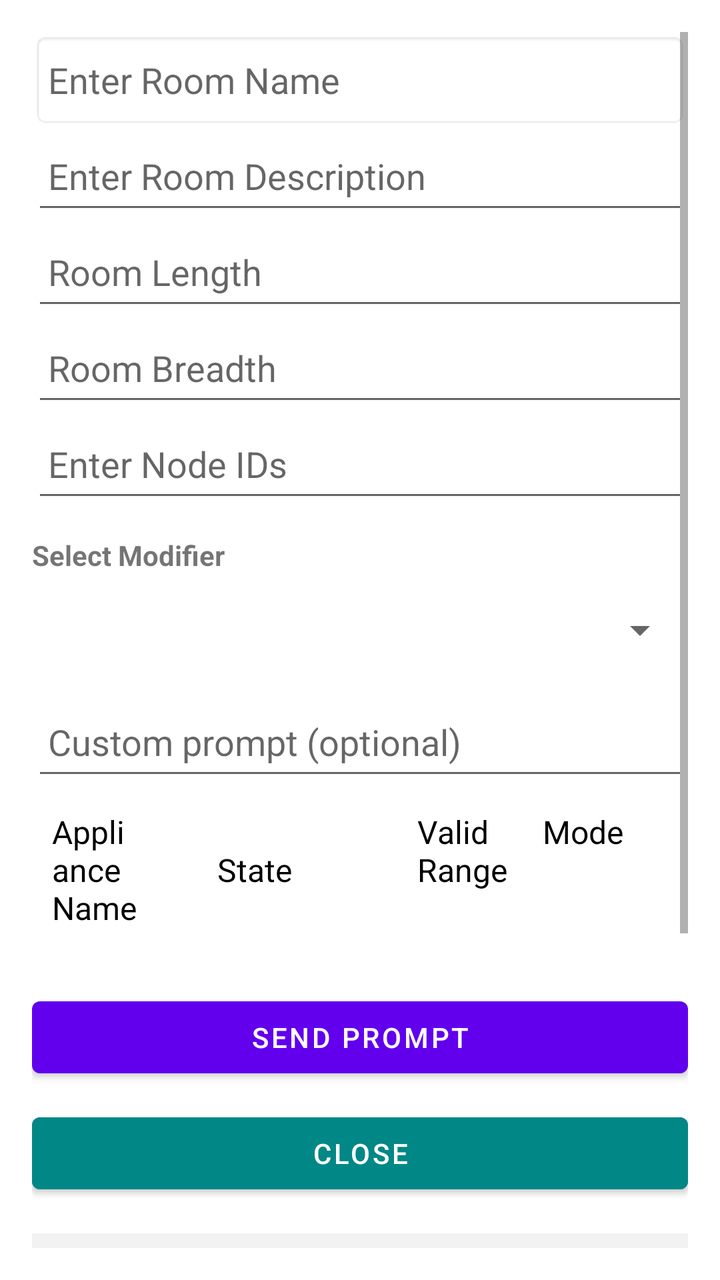
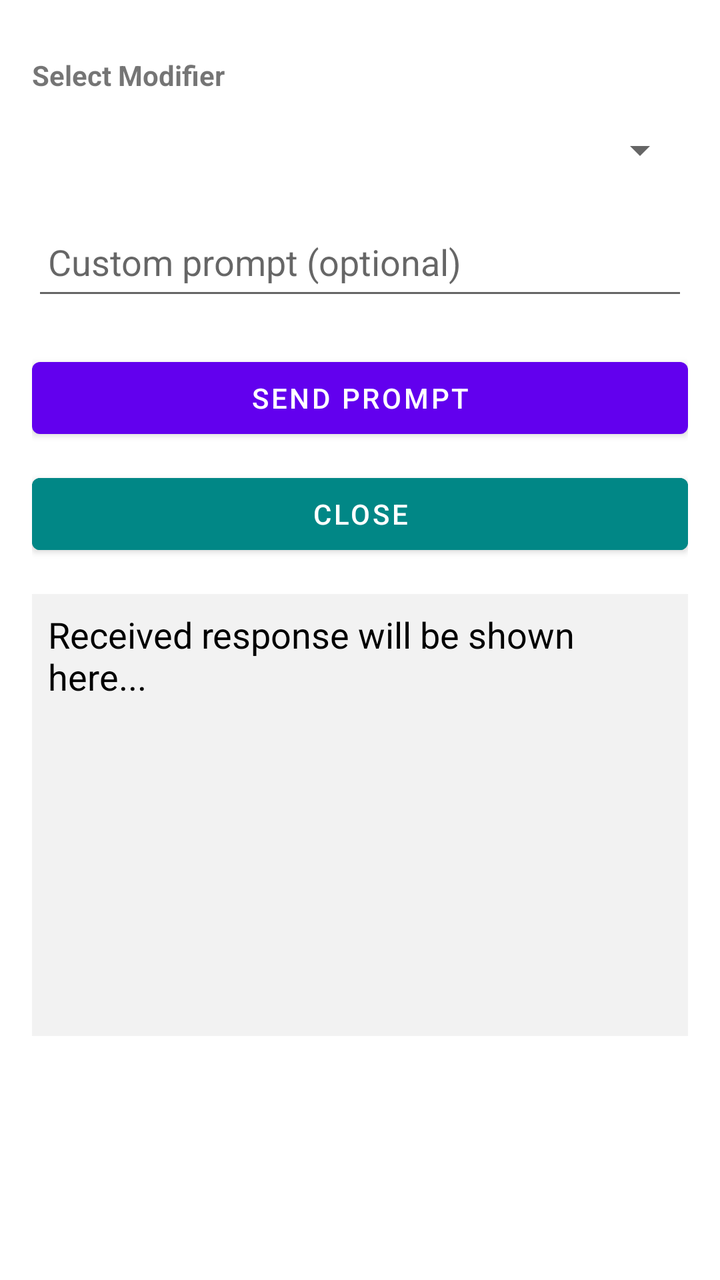

Compare the two renders of this Android layout. The source of the first and the diff that turns it into the second are given below.
<!-- AndroidManifest.xml: application theme Theme.MyApp -->
<!-- res/layout/fragment_recommendation_prompt.xml -->
<?xml version="1.0" encoding="utf-8"?>
<ScrollView xmlns:android="http://schemas.android.com/apk/res/android"
    android:layout_width="match_parent"
    android:layout_height="match_parent"
    android:padding="16dp"
    android:background="@drawable/dialog_background">

    <LinearLayout
        android:orientation="vertical"
        android:layout_width="match_parent"
        android:layout_height="wrap_content">

        
        <EditText
            android:id="@+id/inputRoomName"
            android:layout_width="match_parent"
            android:layout_height="wrap_content"
            android:background="@android:drawable/editbox_background"
            android:hint="Enter Room Name"
            android:minHeight="48dp"
            android:padding="8dp" />

        
        <EditText
            android:id="@+id/inputRoomDesc"
            android:layout_width="match_parent"
            android:layout_height="wrap_content"
            android:hint="Enter Room Description"
            android:minHeight="48dp"
            android:padding="8dp" />

        
        <EditText
            android:id="@+id/inputLength"
            android:layout_width="match_parent"
            android:layout_height="wrap_content"
            android:hint="Room Length"
            android:inputType="numberDecimal"
            android:minHeight="48dp"
            android:padding="8dp" />

        
        <EditText
            android:id="@+id/inputBreadth"
            android:layout_width="match_parent"
            android:layout_height="wrap_content"
            android:hint="Room Breadth"
            android:inputType="numberDecimal"
            android:minHeight="48dp"
            android:padding="8dp" />

        
        <EditText
            android:id="@+id/inputNodeIds"
            android:layout_width="match_parent"
            android:layout_height="wrap_content"
            android:hint="Enter Node IDs"
            android:inputType="text"
            android:minHeight="48dp"
            android:padding="8dp" />

        
        <TextView
            android:layout_width="match_parent"
            android:layout_height="wrap_content"
            android:text="Select Modifier"
            android:textStyle="bold"
            android:paddingTop="12dp"
            android:paddingBottom="4dp"/>

        <Spinner
            android:id="@+id/spinnerModifier"
            android:layout_width="match_parent"
            android:layout_height="wrap_content"
            android:minHeight="48dp" />

        
        <EditText
            android:id="@+id/inputCustomPrompt"
            android:layout_width="match_parent"
            android:layout_height="wrap_content"
            android:hint="Custom prompt (optional)"
            android:inputType="text"
            android:minHeight="48dp"
            android:padding="8dp"
            android:layout_marginTop="8dp" />

        <LinearLayout
            android:layout_width="match_parent"
            android:layout_height="wrap_content"
            android:orientation="horizontal"
            android:padding="10dp">

            <TextView
                android:id="@+id/applianceName"
                android:layout_width="0dp"
                android:layout_height="wrap_content"
                android:layout_weight="1"
                android:textSize="16sp"
                android:textColor="@android:color/black"
                android:text="Appliance Name" />

            <TextView
                android:id="@+id/applianceState"
                android:layout_width="wrap_content"
                android:layout_height="wrap_content"
                android:layout_weight="1"
                android:layout_gravity="center"
                android:text="     State"
                android:textColor="@android:color/black"
                android:textSize="16sp" />

            <TextView
                android:id="@+id/applianceRange"
                android:layout_width="0dp"
                android:layout_height="wrap_content"
                android:layout_weight="1"
                android:textSize="16sp"
                android:textColor="@android:color/black"
                android:layout_gravity="left"
                android:text="Valid Range" />

            <TextView
                android:id="@+id/applianceMode"
                android:layout_width="0dp"
                android:layout_height="wrap_content"
                android:layout_weight="1"
                android:textSize="16sp"
                android:textColor="@android:color/black"
                android:layout_gravity="right"
                android:text="Mode" />
        </LinearLayout>

        
        <androidx.recyclerview.widget.RecyclerView
            android:id="@+id/recyclerViewAppliances"
            android:layout_width="match_parent"
            android:layout_height="wrap_content"
            android:paddingTop="10dp"/>

        
        <Button
            android:id="@+id/btnSendPrompt"
            android:layout_width="match_parent"
            android:layout_height="wrap_content"
            android:text="Send Prompt"
            android:layout_marginTop="10dp"/>

        
        <Button
            android:id="@+id/closeButton"
            android:layout_width="match_parent"
            android:layout_height="wrap_content"
            android:text="Close"
            android:layout_marginTop="10dp"
            android:backgroundTint="@color/teal_700"
            android:textColor="@android:color/white"/>

        
        <TextView
            android:id="@+id/htmlResponseTextView"
            android:layout_width="match_parent"
            android:layout_height="85dp"
            android:layout_marginTop="16dp"
            android:layout_marginBottom="8dp"
            android:autoLink="all"
            android:background="#f2f2f2"
            android:padding="8dp"
            android:text="Received response will be shown here..."
            android:textAppearance="@style/TextAppearance.AppCompat.Medium"
            android:textColor="@android:color/black"
            android:textIsSelectable="true" />

        
        <EditText
            android:id="@+id/inputFeedback"
            android:layout_width="match_parent"
            android:layout_height="wrap_content"
            android:hint="Write your feedback..."
            android:minHeight="80dp"
            android:gravity="top"
            android:background="@android:drawable/edit_text"
            android:padding="10dp"
            android:layout_marginBottom="16dp"
            android:inputType="textMultiLine"
            android:maxLines="4" />
        
        <Button
            android:id="@+id/btnSendFeedback"
            android:layout_width="match_parent"
            android:layout_height="wrap_content"
            android:text="Send Feedback"
            android:layout_marginTop="10dp"/>

    </LinearLayout>
</ScrollView>
<!-- resources referenced by this layout -->
<resources>
  <color name="teal_700">#FF018786</color>
  <!-- drawable dialog_background (drawable) -->
  <?xml version="1.0" encoding="utf-8"?>
  <shape xmlns:android="http://schemas.android.com/apk/res/android"
      android:shape="rectangle">
      <corners android:radius="16dp" />
      <solid android:color="@android:color/white" />
  </shape>
  <style name="Theme.MyApp" parent="Theme.MaterialComponents.DayNight.DarkActionBar">
                  
                  <item name="colorPrimary">@color/purple_500</item>
                  <item name="colorPrimaryVariant">@color/purple_700</item>
                  <item name="colorOnPrimary">@color/white</item>
                  
                  <item name="colorSecondary">@color/teal_200</item>
                  <item name="colorSecondaryVariant">@color/teal_700</item>
                  <item name="colorOnSecondary">@color/black</item>
                  
                  <item name="android:statusBarColor" tools:targetApi="l">@android:color/transparent</item>
                  
          </style>
  <color name="purple_500">#FF6200EE</color>
  <color name="purple_700">#FF3700B3</color>
  <color name="white">#FFFFFFFF</color>
  <color name="teal_200">#FF03DAC5</color>
  <color name="black">#FF000000</color>
</resources>

<!-- the commit's change to res/layout/fragment_recommendation_prompt.xml (unified diff, before → after) -->
@@ -10,54 +10,8 @@
         android:layout_width="match_parent"
         android:layout_height="wrap_content">
 
-        
-        <EditText
-            android:id="@+id/inputRoomName"
-            android:layout_width="match_parent"
-            android:layout_height="wrap_content"
-            android:background="@android:drawable/editbox_background"
-            android:hint="Enter Room Name"
-            android:minHeight="48dp"
-            android:padding="8dp" />
 
-        
-        <EditText
-            android:id="@+id/inputRoomDesc"
-            android:layout_width="match_parent"
-            android:layout_height="wrap_content"
-            android:hint="Enter Room Description"
-            android:minHeight="48dp"
-            android:padding="8dp" />
 
-        
-        <EditText
-            android:id="@+id/inputLength"
-            android:layout_width="match_parent"
-            android:layout_height="wrap_content"
-            android:hint="Room Length"
-            android:inputType="numberDecimal"
-            android:minHeight="48dp"
-            android:padding="8dp" />
-
-        
-        <EditText
-            android:id="@+id/inputBreadth"
-            android:layout_width="match_parent"
-            android:layout_height="wrap_content"
-            android:hint="Room Breadth"
-            android:inputType="numberDecimal"
-            android:minHeight="48dp"
-            android:padding="8dp" />
-
-        
-        <EditText
-            android:id="@+id/inputNodeIds"
-            android:layout_width="match_parent"
-            android:layout_height="wrap_content"
-            android:hint="Enter Node IDs"
-            android:inputType="text"
-            android:minHeight="48dp"
-            android:padding="8dp" />
 
         
         <TextView
@@ -85,51 +39,7 @@
             android:padding="8dp"
             android:layout_marginTop="8dp" />
 
-        <LinearLayout
-            android:layout_width="match_parent"
-            android:layout_height="wrap_content"
-            android:orientation="horizontal"
-            android:padding="10dp">
 
-            <TextView
-                android:id="@+id/applianceName"
-                android:layout_width="0dp"
-                android:layout_height="wrap_content"
-                android:layout_weight="1"
-                android:textSize="16sp"
-                android:textColor="@android:color/black"
-                android:text="Appliance Name" />
-
-            <TextView
-                android:id="@+id/applianceState"
-                android:layout_width="wrap_content"
-                android:layout_height="wrap_content"
-                android:layout_weight="1"
-                android:layout_gravity="center"
-                android:text="     State"
-                android:textColor="@android:color/black"
-                android:textSize="16sp" />
-
-            <TextView
-                android:id="@+id/applianceRange"
-                android:layout_width="0dp"
-                android:layout_height="wrap_content"
-                android:layout_weight="1"
-                android:textSize="16sp"
-                android:textColor="@android:color/black"
-                android:layout_gravity="left"
-                android:text="Valid Range" />
-
-            <TextView
-                android:id="@+id/applianceMode"
-                android:layout_width="0dp"
-                android:layout_height="wrap_content"
-                android:layout_weight="1"
-                android:textSize="16sp"
-                android:textColor="@android:color/black"
-                android:layout_gravity="right"
-                android:text="Mode" />
-        </LinearLayout>
 
         
         <androidx.recyclerview.widget.RecyclerView
@@ -160,7 +70,7 @@
         <TextView
             android:id="@+id/htmlResponseTextView"
             android:layout_width="match_parent"
-            android:layout_height="85dp"
+            android:layout_height="221dp"
             android:layout_marginTop="16dp"
             android:layout_marginBottom="8dp"
             android:autoLink="all"
@@ -171,26 +81,6 @@
             android:textColor="@android:color/black"
             android:textIsSelectable="true" />
 
-        
-        <EditText
-            android:id="@+id/inputFeedback"
-            android:layout_width="match_parent"
-            android:layout_height="wrap_content"
-            android:hint="Write your feedback..."
-            android:minHeight="80dp"
-            android:gravity="top"
-            android:background="@android:drawable/edit_text"
-            android:padding="10dp"
-            android:layout_marginBottom="16dp"
-            android:inputType="textMultiLine"
-            android:maxLines="4" />
-        
-        <Button
-            android:id="@+id/btnSendFeedback"
-            android:layout_width="match_parent"
-            android:layout_height="wrap_content"
-            android:text="Send Feedback"
-            android:layout_marginTop="10dp"/>
 
     </LinearLayout>
 </ScrollView>
